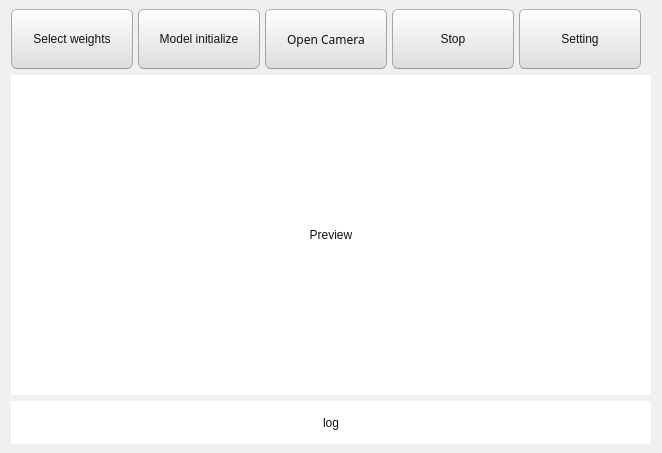
Qt form ui_2.ui (tsukiyoK/YOLOv7gesture) before a commit.
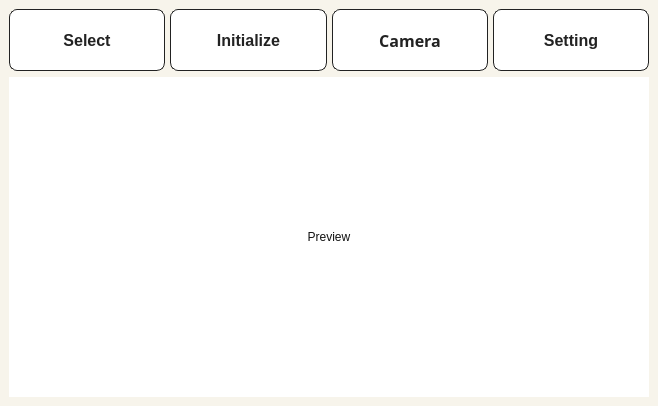
The same form after that commit.

Patch:
```diff
--- a/ui_2.ui
+++ b/ui_2.ui
@@ -9,8 +9,8 @@
    <rect>
     <x>0</x>
     <y>0</y>
-    <width>662</width>
-    <height>453</height>
+    <width>658</width>
+    <height>406</height>
    </rect>
   </property>
   <property name="windowTitle">
@@ -29,7 +29,7 @@
     font-family: 微軟正黑體, Arial; /* 设置字体族名称 */
 }
 QMainWindow {
-	background-color:#f0f0f0;
+	background-color:#f7f4eb;
 	border-radius: 10px;
 }
 QCheckBox {
@@ -154,7 +154,7 @@
 	border-left-color:qlineargradient(spread:pad, x1:1, y1:0.5, x2:0, y2:0.5, stop:0 rgba(253,156,113,255), stop:1 rgba(205,90,46, 255));
 }
 QPushButton{
-	color:rgb(17,17,17);
+	/*color:rgb(17,17,17);
 	border-width: 1px;
 	border-radius: 6px;
 	border-bottom-color: rgb(150,150,150);
@@ -163,7 +163,28 @@
 	border-top-color: rgb(180,180,180);
 	border-style: solid;
 	padding: 4px;
-	background-color: qlineargradient(spread:pad, x1:0.5, y1:1, x2:0.5, y2:0, stop:0 rgba(220, 220, 220, 255), stop:1 rgba(255, 255, 255, 255));
+	background-color: qlineargradient(spread:pad, x1:0.5, y1:1, x2:0.5, y2:0, stop:0 rgba(220, 220, 220, 255), stop:1 rgba(255, 255, 255, 255));*/
+background-color: #FFFFFF;
+  border: 1px solid #222222;
+  border-radius: 8px;
+  /*box-sizing: border-box;*/
+  color: #222222;
+  /*cursor: pointer;
+  display: inline-block;*/
+font-family: 微軟正黑體, Arial;   font-size: 16px;
+  font-weight: 600;
+  line-height: 20px;
+  margin: 0;
+  outline: none;
+  padding: 13px 23px;
+  position: relative;
+  text-align: center;
+  text-decoration: none;
+  /*touch-action: manipulation;
+  transition: box-shadow .2s,-ms-transform .1s,-webkit-transform .1s,transform .1s;
+  user-select: none;
+  -webkit-user-select: none;*/
+  width: auto;
 }
 QPushButton:hover{
 	color:rgb(17,17,17);
@@ -525,7 +546,7 @@
   <widget class="QWidget" name="centralwidget">
    <layout class="QGridLayout" name="gridLayout">
     <item row="0" column="0">
-     <layout class="QHBoxLayout" name="horizontalLayout" stretch="0,0,0,0,0">
+     <layout class="QHBoxLayout" name="horizontalLayout" stretch="0,0,0,0">
       <property name="spacing">
        <number>5</number>
       </property>
@@ -536,7 +557,7 @@
        <number>0</number>
       </property>
       <property name="rightMargin">
-       <number>10</number>
+       <number>0</number>
       </property>
       <item>
        <widget class="QPushButton" name="pushButton_pt">
@@ -565,7 +586,7 @@
          </size>
         </property>
         <property name="text">
-         <string>Select weights</string>
+         <string>Select</string>
         </property>
        </widget>
       </item>
@@ -590,7 +611,7 @@
          </size>
         </property>
         <property name="text">
-         <string>Model initialize</string>
+         <string>Initialize</string>
         </property>
        </widget>
       </item>
@@ -617,35 +638,15 @@
         <property name="font">
          <font>
           <family>微軟正黑體,Arial</family>
+          <pointsize>-1</pointsize>
+          <weight>75</weight>
+          <bold>true</bold>
+          <underline>false</underline>
+          <strikeout>false</strikeout>
          </font>
         </property>
         <property name="text">
-         <string>Open Camera</string>
-        </property>
-       </widget>
-      </item>
-      <item>
-       <widget class="QPushButton" name="pushButton_exit">
-        <property name="sizePolicy">
-         <sizepolicy hsizetype="Preferred" vsizetype="Preferred">
-          <horstretch>0</horstretch>
-          <verstretch>0</verstretch>
-         </sizepolicy>
-        </property>
-        <property name="minimumSize">
-         <size>
-          <width>40</width>
-          <height>60</height>
-         </size>
-        </property>
-        <property name="maximumSize">
-         <size>
-          <width>160</width>
-          <height>100</height>
-         </size>
-        </property>
-        <property name="text">
-         <string>Stop</string>
+         <string>Camera</string>
         </property>
        </widget>
       </item>
@@ -662,7 +663,7 @@
         </property>
         <property name="maximumSize">
          <size>
-          <width>160</width>
+          <width>165</width>
           <height>100</height>
          </size>
         </property>
@@ -731,28 +732,6 @@
       </property>
      </widget>
     </item>
-    <item row="2" column="0">
-     <widget class="QLabel" name="label_2">
-      <property name="maximumSize">
-       <size>
-        <width>16777215</width>
-        <height>320</height>
-       </size>
-      </property>
-      <property name="styleSheet">
-       <string notr="true">background-color: rgb(255, 255, 255);</string>
-      </property>
-      <property name="text">
-       <string>log</string>
-      </property>
-      <property name="alignment">
-       <set>Qt::AlignCenter</set>
-      </property>
-      <property name="margin">
-       <number>5</number>
-      </property>
-     </widget>
-    </item>
    </layout>
   </widget>
  </widget>
```
Left out of the diff: 15 changed lines with no effect on the pictures.
